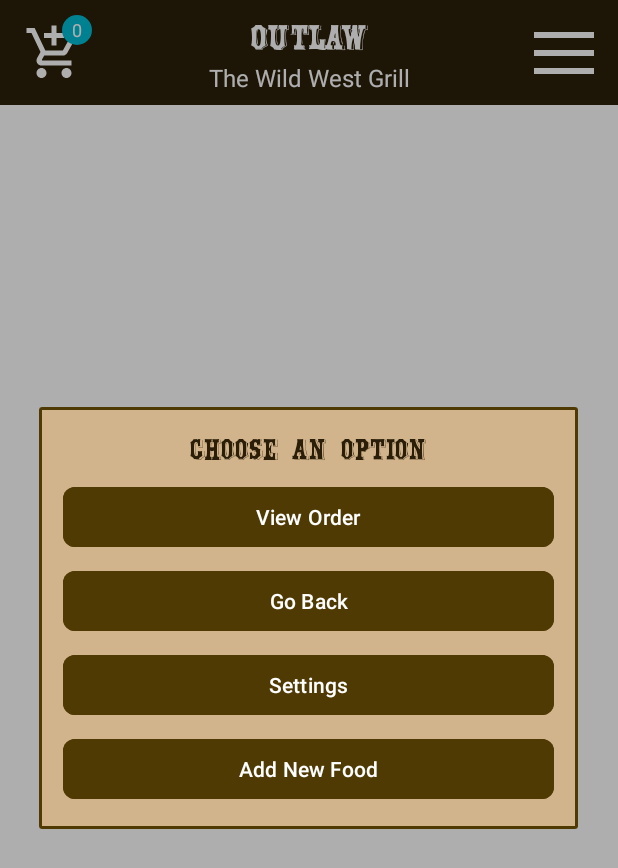
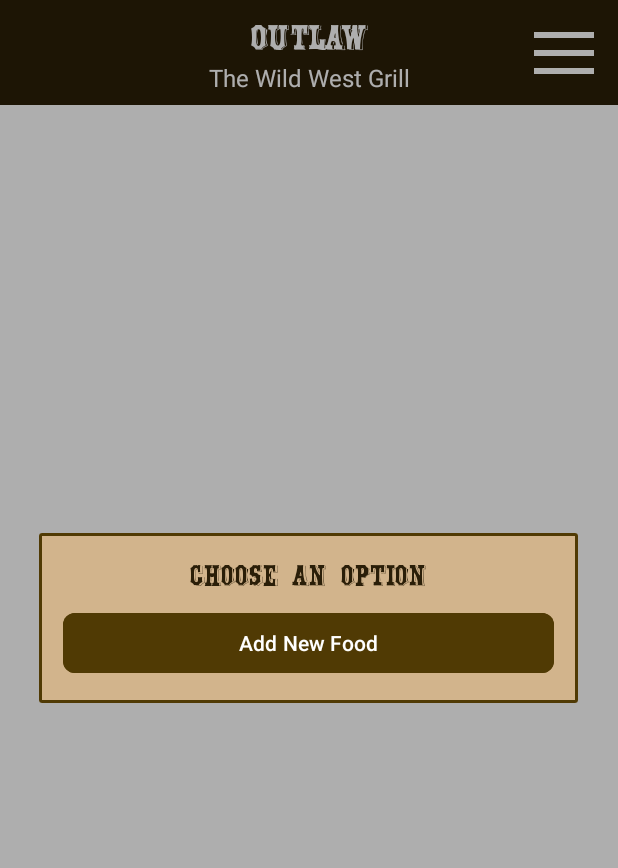
Before and after one commit to artur300/menu, an Android app: the screen it shows after launch (MainActivity), after a tap on an icon or button, on a phone screen of 412 x 824 dp. Shown: the top 868 px of the screen. Run offline under Robolectric (Android 15) with nearby library versions, the phone set to English and light mode, and no system bars.

Commit message:
new start

```diff
--- a/app/src/main/java/com/example/menu/FoodAdapter.kt
+++ b/app/src/main/java/com/example/menu/FoodAdapter.kt
@@ -23,7 +23,6 @@ class FoodAdapter(
     override fun onBindViewHolder(holder: FoodViewHolder, position: Int) {
         val food = foods[position]
         holder.binding.foodName.text = food.name
-        holder.binding.foodPrice.text = food.price
         food.imageUri?.let {
             holder.binding.foodImage.setImageURI(Uri.parse(it))
         }
--- a/app/src/main/res/drawable/circle_background.xml
+++ /dev/null
@@ -1,5 +0,0 @@
-<?xml version="1.0" encoding="utf-8"?>
-<shape xmlns:android="http://schemas.android.com/apk/res/android">
-    <solid android:color="#00BCD4" /> <!-- צבע הרקע -->
-    <corners android:radius="50dp" /> <!-- קצוות עגולים -->
-</shape>
--- a/app/src/main/res/drawable/description_background.xml
+++ /dev/null
@@ -1,5 +0,0 @@
-<shape xmlns:android="http://schemas.android.com/apk/res/android">
-    <solid android:color="@color/white" /> <!-- צבע רקע לבן -->
-    <corners android:radius="12dp" /> <!-- פינות מעוגלות -->
-    <stroke android:width="2dp" android:color="@color/brown" /> <!-- קו מסביב -->
-</shape>
--- a/app/src/main/res/layout/custom_dialog_menu.xml
+++ b/app/src/main/res/layout/custom_dialog_menu.xml
@@ -22,49 +22,6 @@
         app:layout_constraintEnd_toEndOf="parent"
         android:layout_marginBottom="16dp" />
 
-    <!-- כפתור ראשון -->
-    <Button
-        android:id="@+id/btn_view_order"
-        android:layout_width="0dp"
-        android:layout_height="wrap_content"
-        android:text="View Order"
-        android:backgroundTint="@color/brown"
-        android:textColor="@android:color/white"
-        app:cornerRadius="8dp"
-        app:layout_constraintTop_toBottomOf="@id/dialog_title"
-        app:layout_constraintStart_toStartOf="parent"
-        app:layout_constraintEnd_toEndOf="parent"
-        android:layout_marginTop="8dp" />
-
-    <!-- כפתור שני -->
-    <Button
-        android:id="@+id/btn_go_back"
-        android:layout_width="0dp"
-        android:layout_height="wrap_content"
-        android:text="Go Back"
-        android:backgroundTint="@color/brown"
-        android:textColor="@android:color/white"
-        app:cornerRadius="8dp"
-        app:layout_constraintTop_toBottomOf="@id/btn_view_order"
-        app:layout_constraintStart_toStartOf="parent"
-        app:layout_constraintEnd_toEndOf="parent"
-        android:layout_marginTop="8dp" />
-
-    <!-- כפתור שלישי -->
-    <Button
-        android:id="@+id/btn_settings"
-        android:layout_width="0dp"
-        android:layout_height="wrap_content"
-        android:text="Settings"
-        android:backgroundTint="@color/brown"
-        android:textColor="@android:color/white"
-        app:cornerRadius="8dp"
-        app:layout_constraintTop_toBottomOf="@id/btn_go_back"
-        app:layout_constraintStart_toStartOf="parent"
-        app:layout_constraintEnd_toEndOf="parent"
-        android:layout_marginTop="8dp" />
-
-
     <Button
         android:id="@+id/btn_add_new_food"
         android:layout_width="0dp"
@@ -73,7 +30,7 @@
         android:backgroundTint="@color/brown"
         android:textColor="@android:color/white"
         app:cornerRadius="8dp"
-        app:layout_constraintTop_toBottomOf="@id/btn_settings"
+        app:layout_constraintTop_toBottomOf="@id/dialog_title"
         app:layout_constraintStart_toStartOf="parent"
         app:layout_constraintEnd_toEndOf="parent"
         android:layout_marginTop="8dp" />
--- a/app/src/main/res/layout/fragment_food_list.xml
+++ b/app/src/main/res/layout/fragment_food_list.xml
@@ -57,30 +57,6 @@
             app:layout_constraintStart_toStartOf="parent"
             app:layout_constraintEnd_toEndOf="parent"
              />
-        <ImageView
-            android:id="@+id/cart_icon"
-            android:layout_width="40dp"
-            android:layout_height="40dp"
-            android:src="@drawable/shopping_cart"
-            app:layout_constraintStart_toStartOf="parent"
-            app:layout_constraintTop_toTopOf="parent"
-            app:layout_constraintBottom_toBottomOf="parent"
-            android:layout_marginStart="16dp"
-            app:tint="@color/white" />
-
-        <TextView
-            android:id="@+id/cart_count"
-            android:layout_width="20dp"
-            android:layout_height="20dp"
-            android:background="@drawable/circle_background"
-            android:gravity="center"
-            android:text="0"
-            android:textColor="@color/white"
-            android:textSize="12sp"
-            app:layout_constraintTop_toTopOf="@id/cart_icon"
-            app:layout_constraintEnd_toEndOf="@id/cart_icon"
-            android:layout_marginTop="-5dp"
-            android:layout_marginEnd="-5dp" />
 
     </androidx.constraintlayout.widget.ConstraintLayout>
 
```
Also changed, not shown: app/src/main/java/com/example/menu/CartAnimation.kt (deleted, +0 -17 lines), app/src/main/java/com/example/menu/FoodDetailsFragment.kt (deleted, +0 -57 lines), app/src/main/res/layout/fragment_food_details.xml (deleted, +0 -71 lines), app/src/main/res/layout/item_food_card.xml (+2 -22 lines), app/src/main/res/drawable/ham.webp (deleted), app/src/main/res/drawable/pizza.webp (deleted), app/src/main/res/drawable/sushi.webp (deleted).
